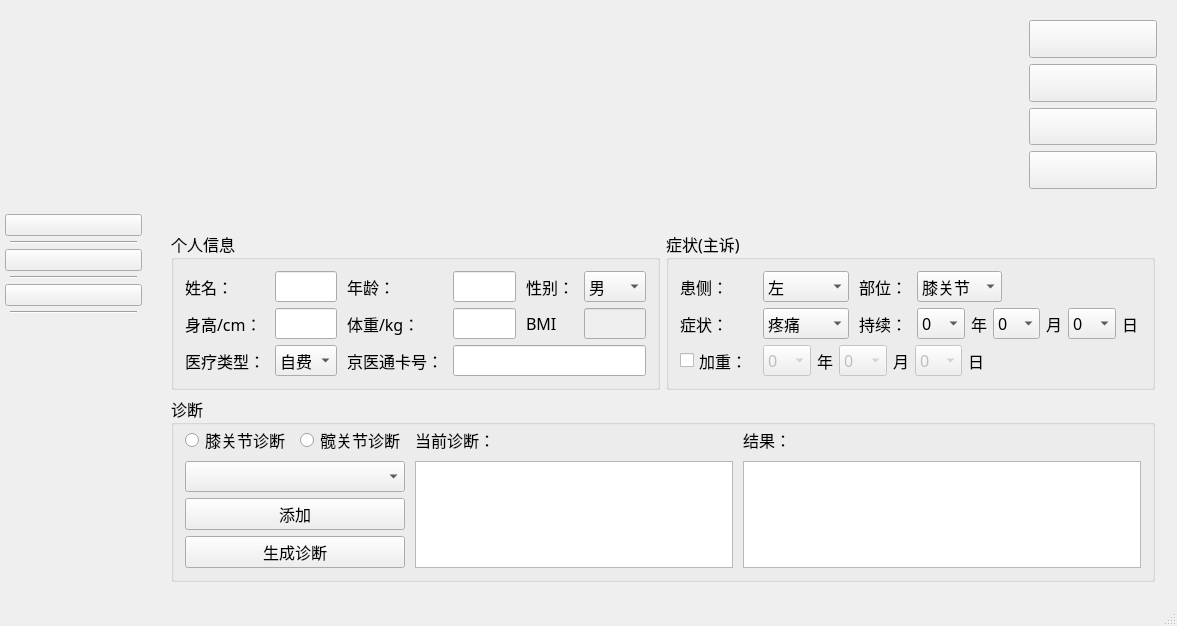
Qt form mainwindow.ui (dshnightmare/skeleton) before a commit.
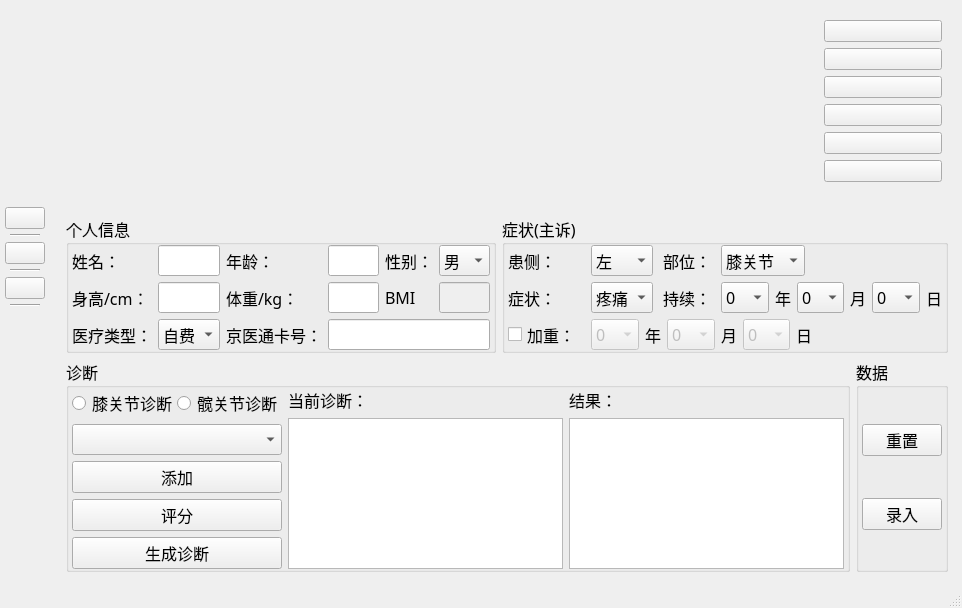
The same form after that commit. The open tabs and pages were chosen to show the change. Icons and pictures are not drawn. Custom widgets are drawn as their Qt base class.

Patch:
```diff
--- a/mainwindow.ui
+++ b/mainwindow.ui
@@ -6,8 +6,8 @@
    <rect>
     <x>0</x>
     <y>0</y>
-    <width>1177</width>
-    <height>626</height>
+    <width>937</width>
+    <height>579</height>
    </rect>
   </property>
   <property name="windowTitle">
@@ -55,8 +55,8 @@
       </property>
       <item>
        <widget class="QFrame" name="frame">
-        <layout class="QHBoxLayout" name="horizontalLayout_4">
-         <item>
+        <layout class="QGridLayout" name="gridLayout_8">
+         <item row="0" column="0">
           <widget class="QLabel" name="skeleton">
            <property name="sizePolicy">
             <sizepolicy hsizetype="Preferred" vsizetype="Preferred">
@@ -77,8 +77,8 @@
       </item>
       <item>
        <widget class="QFrame" name="frame_2">
-        <layout class="QHBoxLayout" name="horizontalLayout_2">
-         <item>
+        <layout class="QGridLayout" name="gridLayout_9">
+         <item row="0" column="0">
           <widget class="QLabel" name="rgb">
            <property name="text">
             <string/>
@@ -91,7 +91,7 @@
       <item>
        <widget class="QWidget" name="widget_2" native="true">
         <property name="sizePolicy">
-         <sizepolicy hsizetype="Preferred" vsizetype="MinimumExpanding">
+         <sizepolicy hsizetype="Fixed" vsizetype="Preferred">
           <horstretch>0</horstretch>
           <verstretch>0</verstretch>
          </sizepolicy>
@@ -102,24 +102,21 @@
           <height>16777215</height>
          </size>
         </property>
-        <layout class="QVBoxLayout" name="verticalLayout_3" stretch="1,1,1,1">
+        <layout class="QVBoxLayout" name="verticalLayout_3">
+         <item>
+          <widget class="QPushButton" name="locate">
+           <property name="styleSheet">
+            <string notr="true">QPushButton {border-image: url(:/button_background/images/localization-normal.png);}
+QPushButton:hover:!pressed {border-image: url(:/button_background/images/localization-hover.png);}
+QPushButton:hover:pressed {border-image: url(:/button_background/images/localization-down.png);}</string>
+           </property>
+           <property name="text">
+            <string/>
+           </property>
+          </widget>
+         </item>
          <item>
           <widget class="QPushButton" name="start">
-           <property name="sizePolicy">
-            <sizepolicy hsizetype="Preferred" vsizetype="Expanding">
-             <horstretch>2</horstretch>
-             <verstretch>1</verstretch>
-            </sizepolicy>
-           </property>
-           <property name="maximumSize">
-            <size>
-             <width>16777215</width>
-             <height>16777215</height>
-            </size>
-           </property>
-           <property name="autoFillBackground">
-            <bool>false</bool>
-           </property>
            <property name="styleSheet">
             <string notr="true">QPushButton {border-image: url(:/button_background/images/button_start.png);}
 QPushButton:hover:!pressed {border-image: url(:/button_background/images/button_start_hover.png);}
@@ -132,18 +129,6 @@
          </item>
          <item>
           <widget class="QPushButton" name="pause">
-           <property name="sizePolicy">
-            <sizepolicy hsizetype="Preferred" vsizetype="Expanding">
-             <horstretch>2</horstretch>
-             <verstretch>1</verstretch>
-            </sizepolicy>
-           </property>
-           <property name="minimumSize">
-            <size>
-             <width>0</width>
-             <height>0</height>
-            </size>
-           </property>
            <property name="styleSheet">
             <string notr="true">QPushButton {border-image: url(:/button_background/images/button_pause.png);}
 QPushButton:hover:!pressed {border-image: url(:/button_background/images/button_pause_hover.png);}
@@ -156,18 +141,6 @@
          </item>
          <item>
           <widget class="QPushButton" name="stop">
-           <property name="sizePolicy">
-            <sizepolicy hsizetype="Preferred" vsizetype="MinimumExpanding">
-             <horstretch>2</horstretch>
-             <verstretch>1</verstretch>
-            </sizepolicy>
-           </property>
-           <property name="maximumSize">
-            <size>
-             <width>16777215</width>
-             <height>16777215</height>
-            </size>
-           </property>
            <property name="styleSheet">
             <string notr="true">QPushButton {border-image: url(:/button_background/images/button_stop.png);}
 QPushButton:hover:!pressed {border-image: url(:/button_background/images/button_stop_hover.png);}
@@ -178,14 +151,20 @@
            </property>
           </widget>
          </item>
+         <item>
+          <widget class="QPushButton" name="screenshot">
+           <property name="styleSheet">
+            <string notr="true">QPushButton {border-image: url(:/button_background/images/screen-shot-normal.png);}
+QPushButton:hover:!pressed {border-image: url(:/button_background/images/screen-shot-hover.png);}
+QPushButton:hover:pressed {border-image: url(:/button_background/images/screen-shot-down.png);}</string>
+           </property>
+           <property name="text">
+            <string/>
+           </property>
+          </widget>
+         </item>
          <item>
           <widget class="QPushButton" name="video">
-           <property name="sizePolicy">
-            <sizepolicy hsizetype="Preferred" vsizetype="Expanding">
-             <horstretch>2</horstretch>
-             <verstretch>1</verstretch>
-            </sizepolicy>
-           </property>
            <property name="styleSheet">
             <string notr="true">QPushButton {border-image: url(:/button_background/images/button_video.png);}
 QPushButton:hover:!pressed {border-image: url(:/button_background/images/button_video_hover.png);}
@@ -627,7 +606,19 @@
           <layout class="QHBoxLayout" name="horizontalLayout_6" stretch="0">
            <item>
             <widget class="QWidget" name="widget" native="true">
-             <layout class="QGridLayout" name="gridLayout" rowstretch="2,3" columnstretch="1,1" rowminimumheight="0,0">
+             <layout class="QGridLayout" name="gridLayout_5">
+              <property name="leftMargin">
+               <number>3</number>
+              </property>
+              <property name="topMargin">
+               <number>3</number>
+              </property>
+              <property name="rightMargin">
+               <number>3</number>
+              </property>
+              <property name="bottomMargin">
+               <number>3</number>
+              </property>
               <item row="0" column="0">
                <widget class="QGroupBox" name="groupBox">
                 <property name="font">
@@ -639,39 +630,19 @@
                 <property name="title">
                  <string>个人信息</string>
                 </property>
-                <layout class="QGridLayout" name="gridLayout_2" rowstretch="1,0,0" columnstretch="1,0,0,0,0,0">
-                 <property name="horizontalSpacing">
-                  <number>10</number>
+                <layout class="QGridLayout" name="gridLayout_2">
+                 <property name="leftMargin">
+                  <number>3</number>
                  </property>
-                 <property name="verticalSpacing">
-                  <number>6</number>
+                 <property name="topMargin">
+                  <number>0</number>
                  </property>
-                 <item row="2" column="0">
-                  <widget class="QLabel" name="label_6">
-                   <property name="sizePolicy">
-                    <sizepolicy hsizetype="Preferred" vsizetype="Preferred">
-                     <horstretch>0</horstretch>
-                     <verstretch>0</verstretch>
-                    </sizepolicy>
-                   </property>
-                   <property name="text">
-                    <string>医疗类型：</string>
-                   </property>
-                  </widget>
-                 </item>
-                 <item row="1" column="4">
-                  <widget class="QLabel" name="label_12">
-                   <property name="sizePolicy">
-                    <sizepolicy hsizetype="Preferred" vsizetype="Preferred">
-                     <horstretch>0</horstretch>
-                     <verstretch>0</verstretch>
-                    </sizepolicy>
-                   </property>
-                   <property name="text">
-                    <string>BMI</string>
-                   </property>
-                  </widget>
-                 </item>
+                 <property name="rightMargin">
+                  <number>3</number>
+                 </property>
+                 <property name="bottomMargin">
+                  <number>0</number>
+                 </property>
                  <item row="0" column="1">
                   <widget class="QLineEdit" name="name">
                    <property name="sizePolicy">
@@ -682,8 +653,8 @@
                    </property>
                   </widget>
                  </item>
-                 <item row="2" column="2">
-                  <widget class="QLabel" name="label_9">
+                 <item row="0" column="2">
+                  <widget class="QLabel" name="label_7">
                    <property name="sizePolicy">
                     <sizepolicy hsizetype="Preferred" vsizetype="Preferred">
                      <horstretch>0</horstretch>
@@ -691,12 +662,25 @@
                     </sizepolicy>
                    </property>
                    <property name="text">
-                    <string>京医通卡号：</string>
+                    <string>年龄：</string>
                    </property>
                   </widget>
                  </item>
-                 <item row="1" column="3">
-                  <widget class="QLineEdit" name="weight">
+                 <item row="0" column="0">
+                  <widget class="QLabel" name="label_4">
+                   <property name="sizePolicy">
+                    <sizepolicy hsizetype="Preferred" vsizetype="Preferred">
+                     <horstretch>0</horstretch>
+                     <verstretch>0</verstretch>
+                    </sizepolicy>
+                   </property>
+                   <property name="text">
+                    <string>姓名：</string>
+                   </property>
+                  </widget>
+                 </item>
+                 <item row="0" column="3">
+                  <widget class="QLineEdit" name="age">
                    <property name="sizePolicy">
                     <sizepolicy hsizetype="Preferred" vsizetype="Preferred">
                      <horstretch>0</horstretch>
@@ -728,71 +712,6 @@
                    </property>
                   </widget>
                  </item>
-                 <item row="1" column="2">
-                  <widget class="QLabel" name="label_8">
-                   <property name="sizePolicy">
-                    <sizepolicy hsizetype="Preferred" vsizetype="Preferred">
-                     <horstretch>0</horstretch>
-                     <verstretch>0</verstretch>
-                    </sizepolicy>
-                   </property>
-                   <property name="text">
-                    <string>体重/kg：</string>
-                   </property>
-                  </widget>
-                 </item>
-                 <item row="0" column="0">
-                  <widget class="QLabel" name="label_4">
-                   <property name="sizePolicy">
-                    <sizepolicy hsizetype="Preferred" vsizetype="Preferred">
-                     <horstretch>0</horstretch>
-                     <verstretch>0</verstretch>
-                    </sizepolicy>
-                   </property>
-                   <property name="text">
-                    <string>姓名：</string>
-                   </property>
-                  </widget>
-                 </item>
-                 <item row="1" column="5">
-                  <widget class="QLineEdit" name="BMI">
-                   <property name="enabled">
-                    <bool>false</bool>
-                   </property>
-                   <property name="sizePolicy">
-                    <sizepolicy hsizetype="Preferred" vsizetype="Preferred">
-                     <horstretch>0</horstretch>
-                     <verstretch>0</verstretch>
-                    </sizepolicy>
-                   </property>
-                  </widget>
-                 </item>
-                 <item row="1" column="0">
-                  <widget class="QLabel" name="label_5">
-                   <property name="sizePolicy">
-                    <sizepolicy hsizetype="Preferred" vsizetype="Preferred">
-                     <horstretch>0</horstretch>
-                     <verstretch>0</verstretch>
-                    </sizepolicy>
-                   </property>
-                   <property name="text">
-                    <string>身高/cm：</string>
-                   </property>
-                  </widget>
-                 </item>
-                 <item row="0" column="2">
-                  <widget class="QLabel" name="label_7">
-                   <property name="sizePolicy">
-                    <sizepolicy hsizetype="Preferred" vsizetype="Preferred">
-                     <horstretch>0</horstretch>
-                     <verstretch>0</verstretch>
-                    </sizepolicy>
-                   </property>
-                   <property name="text">
-                    <string>年龄：</string>
-                   </property>
-                  </widget>
-                 </item>
                  <item row="0" column="5">
                   <widget class="QComboBox" name="sex">
                    <property name="sizePolicy">
@@ -813,18 +732,21 @@
                    </item>
                   </widget>
                  </item>
-                 <item row="0" column="3">
-                  <widget class="QLineEdit" name="age">
+                 <item row="1" column="0">
+                  <widget class="QLabel" name="label_5">
                    <property name="sizePolicy">
                     <sizepolicy hsizetype="Preferred" vsizetype="Preferred">
                      <horstretch>0</horstretch>
                      <verstretch>0</verstretch>
                     </sizepolicy>
                    </property>
+                   <property name="text">
+                    <string>身高/cm：</string>
+                   </property>
                   </widget>
                  </item>
-                 <item row="2" column="3" colspan="3">
-                  <widget class="QLineEdit" name="card">
+                 <item row="1" column="3">
+                  <widget class="QLineEdit" name="weight">
                    <property name="sizePolicy">
                     <sizepolicy hsizetype="Preferred" vsizetype="Preferred">
                      <horstretch>0</horstretch>
@@ -833,6 +755,71 @@
                    </property>
                   </widget>
                  </item>
+                 <item row="1" column="2">
+                  <widget class="QLabel" name="label_8">
+                   <property name="sizePolicy">
+                    <sizepolicy hsizetype="Preferred" vsizetype="Preferred">
+                     <horstretch>0</horstretch>
+                     <verstretch>0</verstretch>
+                    </sizepolicy>
+                   </property>
+                   <property name="text">
+                    <string>体重/kg：</string>
+                   </property>
+                  </widget>
+                 </item>
+                 <item row="1" column="5">
+                  <widget class="QLineEdit" name="BMI">
+                   <property name="enabled">
+                    <bool>false</bool>
+                   </property>
+                   <property name="sizePolicy">
+                    <sizepolicy hsizetype="Preferred" vsizetype="Preferred">
+                     <horstretch>0</horstretch>
+                     <verstretch>0</verstretch>
+                    </sizepolicy>
+                   </property>
+                  </widget>
+                 </item>
+                 <item row="1" column="4">
+                  <widget class="QLabel" name="label_12">
+                   <property name="sizePolicy">
+                    <sizepolicy hsizetype="Preferred" vsizetype="Preferred">
+                     <horstretch>0</horstretch>
+                     <verstretch>0</verstretch>
+                    </sizepolicy>
+                   </property>
+                   <property name="text">
+                    <string>BMI</string>
+                   </property>
+                  </widget>
+                 </item>
+                 <item row="2" column="0">
+                  <widget class="QLabel" name="label_6">
+                   <property name="sizePolicy">
+                    <sizepolicy hsizetype="Preferred" vsizetype="Preferred">
+                     <horstretch>0</horstretch>
+                     <verstretch>0</verstretch>
+                    </sizepolicy>
+                   </property>
+                   <property name="text">
+                    <string>医疗类型：</string>
+                   </property>
+                  </widget>
+                 </item>
+                 <item row="2" column="2">
+                  <widget class="QLabel" name="label_9">
+                   <property name="sizePolicy">
+                    <sizepolicy hsizetype="Preferred" vsizetype="Preferred">
+                     <horstretch>0</horstretch>
+                     <verstretch>0</verstretch>
+                    </sizepolicy>
+                   </property>
+                   <property name="text">
+                    <string>京医通卡号：</string>
+                   </property>
+                  </widget>
+                 </item>
                  <item row="2" column="1">
                   <widget class="QComboBox" name="mtype">
                    <property name="sizePolicy">
@@ -863,10 +850,20 @@
                    </item>
                   </widget>
                  </item>
+                 <item row="2" column="3" colspan="3">
+                  <widget class="QLineEdit" name="card">
+                   <property name="sizePolicy">
+                    <sizepolicy hsizetype="Preferred" vsizetype="Preferred">
+                     <horstretch>0</horstretch>
+                     <verstretch>0</verstretch>
+                    </sizepolicy>
+                   </property>
+                  </widget>
+                 </item>
                 </layout>
                </widget>
               </item>
-              <item row="0" column="1">
+              <item row="0" column="1" colspan="2">
                <widget class="QGroupBox" name="groupBox_2">
                 <property name="font">
                  <font>
@@ -878,6 +875,18 @@
                  <string>症状(主诉)</string>
                 </property>
                 <layout class="QGridLayout" name="gridLayout_3" rowstretch="1,1,1" columnstretch="1,2,1,2,3">
+                 <property name="leftMargin">
+                  <number>3</number>
+                 </property>
+                 <property name="topMargin">
+                  <number>0</number>
+                 </property>
+                 <property name="rightMargin">
+                  <number>3</number>
+                 </property>
+                 <property name="bottomMargin">
+                  <number>0</number>
+                 </property>
                  <property name="horizontalSpacing">
                   <number>10</number>
                  </property>
@@ -2007,6 +2016,68 @@
                 </layout>
                </widget>
               </item>
+              <item row="1" column="2">
+               <widget class="QGroupBox" name="groupBox_5">
+                <property name="sizePolicy">
+                 <sizepolicy hsizetype="Fixed" vsizetype="Preferred">
+                  <horstretch>0</horstretch>
+                  <verstretch>0</verstretch>
+                 </sizepolicy>
+                </property>
+                <property name="font">
+                 <font>
+                  <family>微软雅黑</family>
+                  <pointsize>12</pointsize>
+                 </font>
+                </property>
+                <property name="title">
+                 <string>数据</string>
+                </property>
+                <layout class="QGridLayout" name="gridLayout">
+                 <property name="leftMargin">
+                  <number>3</number>
+                 </property>
+                 <property name="topMargin">
+                  <number>0</number>
+                 </property>
+                 <property name="rightMargin">
+                  <number>3</number>
+                 </property>
+                 <property name="bottomMargin">
+                  <number>3</number>
+                 </property>
+                 <property name="horizontalSpacing">
+                  <number>10</number>
+                 </property>
+                 <item row="1" column="0">
+                  <widget class="QPushButton" name="save">
+                   <property name="sizePolicy">
+                    <sizepolicy hsizetype="Fixed" vsizetype="Fixed">
+                     <horstretch>0</horstretch>
+                     <verstretch>0</verstretch>
+                    </sizepolicy>
+                   </property>
+                   <property name="text">
+                    <string>录入</string>
+                   </property>
+                  </widget>
+                 </item>
+                 <item row="0" column="0">
+                  <widget class="QPushButton" name="reset">
+                   <property name="sizePolicy">
+                    <sizepolicy hsizetype="Fixed" vsizetype="Fixed">
+                     <horstretch>0</horstretch>
+                     <verstretch>0</verstretch>
+                    </sizepolicy>
+                   </property>
+                   <property name="text">
+                    <string>重置</string>
+                   </property>
+                  </widget>
+                 </item>
+                </layout>
+               </widget>
+              </item>
               <item row="1" column="0" colspan="2">
                <widget class="QGroupBox" name="groupBox_4">
                 <property name="font">
@@ -2018,72 +2089,186 @@
                 <property name="title">
                  <string>诊断</string>
                 </property>
-                <layout class="QGridLayout" name="gridLayout_6" rowstretch="1,1,1,1" columnstretch="1,1,4,5">
+                <property name="checkable">
+                 <bool>false</bool>
+                </property>
+                <layout class="QGridLayout" name="gridLayout_6">
+                 <property name="leftMargin">
+                  <number>3</number>
+                 </property>
                  <property name="topMargin">
                   <number>0</number>
                  </property>
-                 <property name="horizontalSpacing">
-                  <number>10</number>
+                 <property name="rightMargin">
+                  <number>3</number>
                  </property>
-                 <property name="verticalSpacing">
-                  <number>6</number>
+                 <property name="bottomMargin">
+                  <number>0</number>
                  </property>
-                 <item row="1" column="0" colspan="2">
-                  <widget class="QComboBox" name="diagnose"/>
-                 </item>
-                 <item row="2" column="0" colspan="2">
-                  <widget class="QPushButton" name="diagnoseAdd">
-                   <property name="text">
-                    <string>添加</string>
-                   </property>
-                  </widget>
-                 </item>
-                 <item row="0" column="0">
-                  <widget class="QRadioButton" name="knee">
-                   <property name="text">
-                    <string>膝关节诊断</string>
-                   </property>
+                 <item row="0" column="0" rowspan="2">
+                  <widget class="QWidget" name="widget_3" native="true">
+                   <layout class="QVBoxLayout" name="verticalLayout_8">
+                    <property name="leftMargin">
+                     <number>0</number>
+                    </property>
+                    <property name="topMargin">
+                     <number>0</number>
+                    </property>
+                    <property name="rightMargin">
+                     <number>0</number>
+                    </property>
+                    <property name="bottomMargin">
+                     <number>0</number>
+                    </property>
+                    <item>
+                     <widget class="QWidget" name="widget_4" native="true">
+                      <property name="sizePolicy">
+                       <sizepolicy hsizetype="Preferred" vsizetype="Fixed">
+                        <horstretch>0</horstretch>
+                        <verstretch>0</verstretch>
+                       </sizepolicy>
+                      </property>
+                      <layout class="QHBoxLayout" name="horizontalLayout_2">
+                       <property name="spacing">
+                        <number>0</number>
+                       </property>
+                       <property name="leftMargin">
+                        <number>0</number>
+                       </property>
+                       <property name="topMargin">
+                        <number>0</number>
+                       </property>
+                       <property name="rightMargin">
+                        <number>0</number>
+                       </property>
+                       <property name="bottomMargin">
+                        <number>0</number>
+                       </property>
+                       <item>
+                        <widget class="QRadioButton" name="knee">
+                         <property name="text">
+                          <string>膝关节诊断</string>
+                         </property>
+                        </widget>
+                       </item>
+                       <item>
+                        <widget class="QRadioButton" name="hip">
+                         <property name="text">
+                          <string>髋关节诊断</string>
+                         </property>
+                        </widget>
+                       </item>
+                      </layout>
+                      <zorder>knee</zorder>
+                      <zorder>hip</zorder>
+                      <zorder>knee</zorder>
+                      <zorder>hip</zorder>
+                      <zorder>knee</zorder>
+                      <zorder>hip</zorder>
+                      <zorder>knee</zorder>
+                      <zorder>hip</zorder>
+                     </widget>
+                    </item>
+                    <item>
+                     <widget class="QComboBox" name="diagnose">
+                      <property name="sizePolicy">
+                       <sizepolicy hsizetype="Preferred" vsizetype="Preferred">
+                        <horstretch>0</horstretch>
+                        <verstretch>0</verstretch>
+                       </sizepolicy>
+                      </property>
+                      <property name="layoutDirection">
+                       <enum>Qt::LeftToRight</enum>
+                      </property>
+                     </widget>
+                    </item>
+                    <item>
+                     <widget class="QPushButton" name="diagnoseAdd">
+                      <property name="sizePolicy">
+                       <sizepolicy hsizetype="Minimum" vsizetype="Preferred">
+                        <horstretch>0</horstretch>
+                        <verstretch>0</verstretch>
+                       </sizepolicy>
+                      </property>
+                      <property name="text">
+                       <string>添加</string>
+                      </property>
+                     </widget>
+                    </item>
+                    <item>
+                     <widget class="QPushButton" name="mark">
+                      <property name="sizePolicy">
+                       <sizepolicy hsizetype="Minimum" vsizetype="Preferred">
+                        <horstretch>0</horstretch>
+                        <verstretch>0</verstretch>
+                       </sizepolicy>
+                      </property>
+                      <property name="text">
+                       <string>评分</string>
+                      </property>
+                     </widget>
+                    </item>
+                    <item>
+                     <widget class="QPushButton" name="diagnoseGenerate">
+                      <property name="sizePolicy">
+                       <sizepolicy hsizetype="Minimum" vsizetype="Preferred">
+                        <horstretch>0</horstretch>
+                        <verstretch>0</verstretch>
+                       </sizepolicy>
+                      </property>
+                      <property name="layoutDirection">
+                       <enum>Qt::LeftToRight</enum>
+                      </property>
+                      <property name="text">
+                       <string>生成诊断</string>
+                      </property>
+                     </widget>
+                    </item>
+                   </layout>
+                   <zorder>diagnose</zorder>
+                   <zorder>diagnoseAdd</zorder>
+                   <zorder>mark</zorder>
+                   <zorder>diagnoseGenerate</zorder>
+                   <zorder>diagnose</zorder>
+                   <zorder>diagnoseAdd</zorder>
+                   <zorder>mark</zorder>
+                   <zorder>diagnoseGenerate</zorder>
+                   <zorder>diagnose</zorder>
+                   <zorder>diagnoseAdd</zorder>
+                   <zorder>mark</zorder>
+                   <zorder>diagnoseGenerate</zorder>
+                   <zorder>diagnose</zorder>
+                   <zorder>diagnoseAdd</zorder>
+                   <zorder>mark</zorder>
+                   <zorder>diagnoseGenerate</zorder>
+                   <zorder>widget_4</zorder>
                   </widget>
                  </item>
                  <item row="0" column="1">
-                  <widget class="QRadioButton" name="hip">
-                   <property name="text">
-                    <string>髋关节诊断</string>
-                   </property>
-                  </widget>
-                 </item>
-                 <item row="3" column="0" colspan="2">
-                  <widget class="QPushButton" name="diagnoseGenerate">
-                   <property name="text">
-                    <string>生成诊断</string>
-                   </property>
-                  </widget>
-                 </item>
-                 <item row="1" column="2" rowspan="3">
-                  <widget class="QListWidget" name="diagnosesList">
-                   <property name="font">
-                    <font>
-                     <family>微软雅黑</family>
-                     <pointsize>11</pointsize>
-                    </font>
-                   </property>
-                  </widget>
-                 </item>
-                 <item row="0" column="2">
                   <widget class="QLabel" name="label_22">
                    <property name="text">
                     <string>当前诊断：</string>
                    </property>
                   </widget>
                  </item>
-                 <item row="0" column="3">
+                 <item row="0" column="2">
                   <widget class="QLabel" name="label_23">
                    <property name="text">
                     <string>结果：</string>
                    </property>
                   </widget>
                  </item>
-                 <item row="1" column="3" rowspan="3">
+                 <item row="1" column="1">
+                  <widget class="QListWidget" name="diagnosesList">
+                   <property name="font">
+                    <font>
+                     <family>微软雅黑</family>
+                     <pointsize>11</pointsize>
+                    </font>
+                   </property>
+                  </widget>
+                 </item>
+                 <item row="1" column="2">
                   <widget class="QTextEdit" name="result">
                    <property name="font">
                     <font>
```
Left out of the diff: 19 changed lines with no effect on the pictures.
